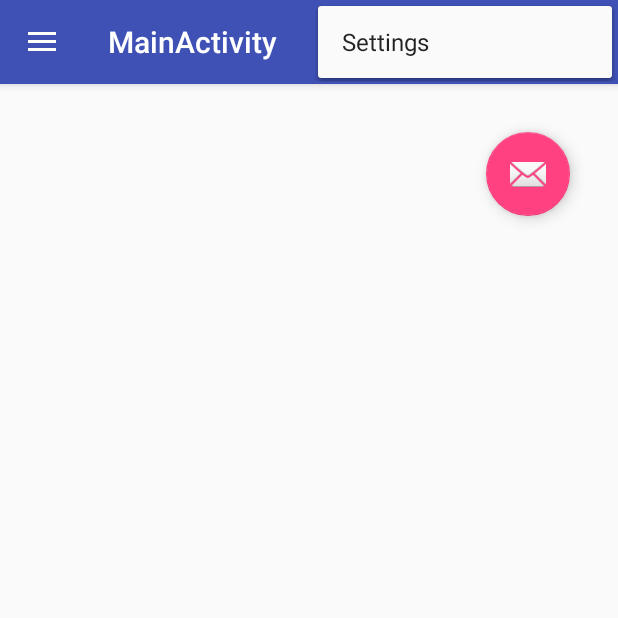
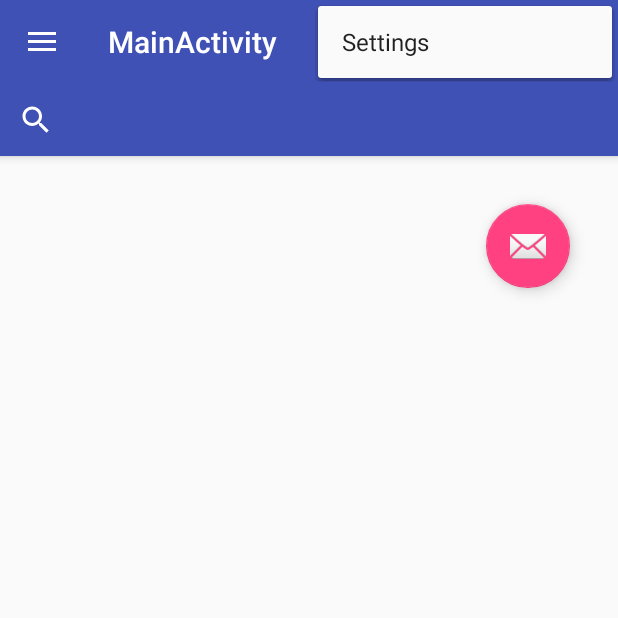
Before and after one commit to meraioth/IS2, an Android app: the screen it shows after launch (MainActivity), with the options menu open, on a phone screen of 412 x 824 dp, the top half of it. Run offline under Robolectric (Android 15) with nearby library versions, the phone set to English and light mode, and no system bars; 5 statements that could not run were skipped.

Commit message:
chupalo mera culiao gAY

```diff
--- a/app/src/main/java/cl/udec/ingsoftware/proyecto_is/Catalogo.java
+++ b/app/src/main/java/cl/udec/ingsoftware/proyecto_is/Catalogo.java
@@ -40,6 +40,7 @@ public class Catalogo {
         try {
             while (rs.next()){
                 System.out.println("asd"+rs.getString("nombre"));
+
             }
         } catch (SQLException e) {
             e.printStackTrace();
--- a/app/src/main/java/cl/udec/ingsoftware/proyecto_is/MainActivity.java
+++ b/app/src/main/java/cl/udec/ingsoftware/proyecto_is/MainActivity.java
@@ -13,6 +13,7 @@ import android.support.v7.app.AppCompatActivity;
 import android.support.v7.widget.Toolbar;
 import android.view.Menu;
 import android.view.MenuItem;
+import android.widget.SearchView;
 import android.widget.TabHost;
 
 import java.sql.*;
@@ -26,7 +27,7 @@ public class MainActivity extends AppCompatActivity
         implements NavigationView.OnNavigationItemSelectedListener {
     private TabHost tabs;
 
-
+    private SearchView search;
     Catalogo catalogo;
     private GoogleApiClient client;
     @Override
@@ -35,7 +36,9 @@ public class MainActivity extends AppCompatActivity
         setContentView(R.layout.activity_main);
         catalogo = new Catalogo();
         Toolbar toolbar = (Toolbar) findViewById(R.id.toolbar);
+        search = (SearchView) findViewById(R.id.search);
         setSupportActionBar(toolbar);
+        toolbar.addView(search);
         //tabhost
         tabs = (TabHost) findViewById(R.id.tabhost);
         tabs.setup();
--- a/app/src/main/res/layout/app_bar_main.xml
+++ b/app/src/main/res/layout/app_bar_main.xml
@@ -19,6 +19,11 @@
             android:background="?attr/colorPrimary"
             app:popupTheme="@style/AppTheme.PopupOverlay" />
 
+        <SearchView
+            android:layout_width="match_parent"
+            android:layout_height="match_parent"
+            android:id="@+id/search" />
+
     </android.support.design.widget.AppBarLayout>
 
     <include layout="@layout/content_main" />
```
